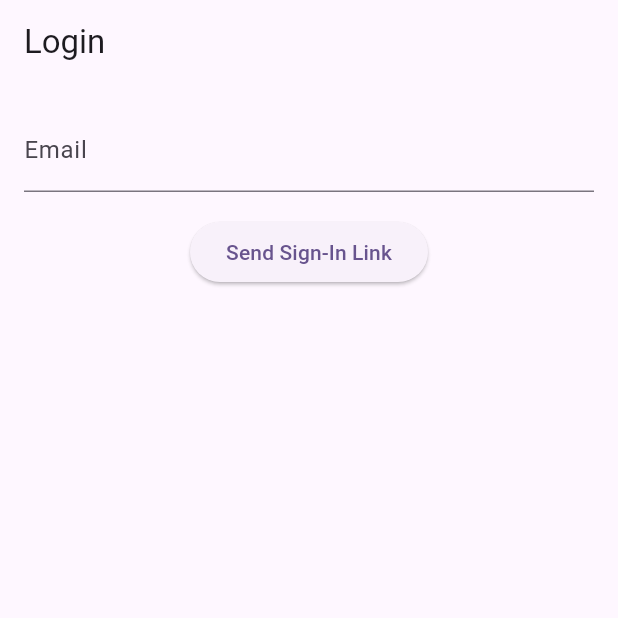
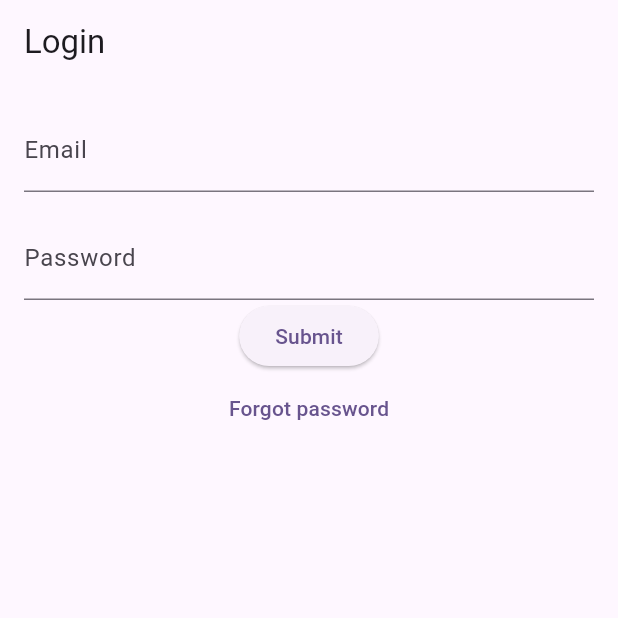
Before and after one commit to aniketplacement2025-a11y/firebase_otp_authentication, a Flutter app: the screen it shows after launch, on a phone screen of 412 x 824 dp, the top half of it. Run offline on Flutter 3.47's test engine with Material 3 defaults, Android fonts, the phone set to English and light mode, and no system bars; our stand-ins replace firebase_auth, firebase_core, firebase_dynamic_links, shared_preferences; accounts and stored records are empty.

Commit message:
Login Authentication With Password Implemented

```diff
--- a/lib/screen/login_screen.dart
+++ b/lib/screen/login_screen.dart
@@ -14,8 +14,10 @@ class LoginScreen extends StatefulWidget {
 
 class _LoginScreenState extends State<LoginScreen> {
  final _emailController = TextEditingController();
+ final _passwordController = TextEditingController();
  final _auth = FirebaseAuth.instance;
  StreamSubscription? _sub;
+ bool _isForgotPassword = false;
 
  @override
  void initState(){
@@ -119,6 +121,19 @@ class _LoginScreenState extends State<LoginScreen> {
     }
    }
 
+   Future<void> _signInWithEmailAndPassword() async {
+   try {
+     await _auth.signInWithEmailAndPassword(
+         email: _emailController.text,
+         password: _passwordController.text,
+     );
+   } catch (e){
+     ScaffoldMessenger.of(context).showSnackBar(
+       SnackBar(content: Text('Error signing in: $e')),
+     );
+    }
+   }
+
   @override
   Widget build(BuildContext context) {
     // TODO: implement build
@@ -133,14 +148,31 @@ class _LoginScreenState extends State<LoginScreen> {
               decoration: const InputDecoration(labelText: 'Email'),
             ),
             const SizedBox(height: 16),
+            TextField(
+              controller: _passwordController,
+              decoration: const InputDecoration(labelText: 'Password'),
+              obscureText: true,
+            ),
             ElevatedButton(
-                onPressed: _sendSignInLink,
-                child: const Text('Send Sign-In Link'),
+                onPressed: _signInWithEmailAndPassword,
+                child: const Text('Submit'),
             ),
+            TextButton(
+                onPressed: (){
+                   setState(() {
+                    _isForgotPassword = true;
+                   });
+                  },
+                child: const Text('Forgot password'),
+            ),
+            if(_isForgotPassword)
+              ElevatedButton(
+                  onPressed: _sendSignInLink,
+                  child: const Text('Send OTP'),
+              ),
           ],
         ),
       ),
     );
   }
-
 }
```
